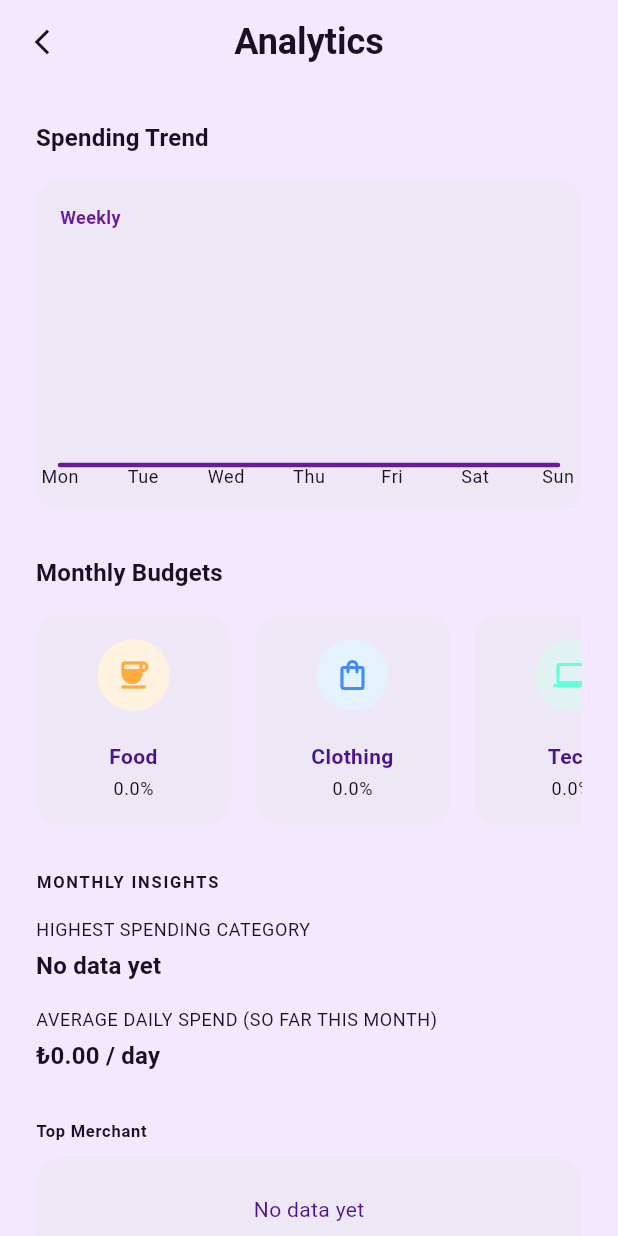
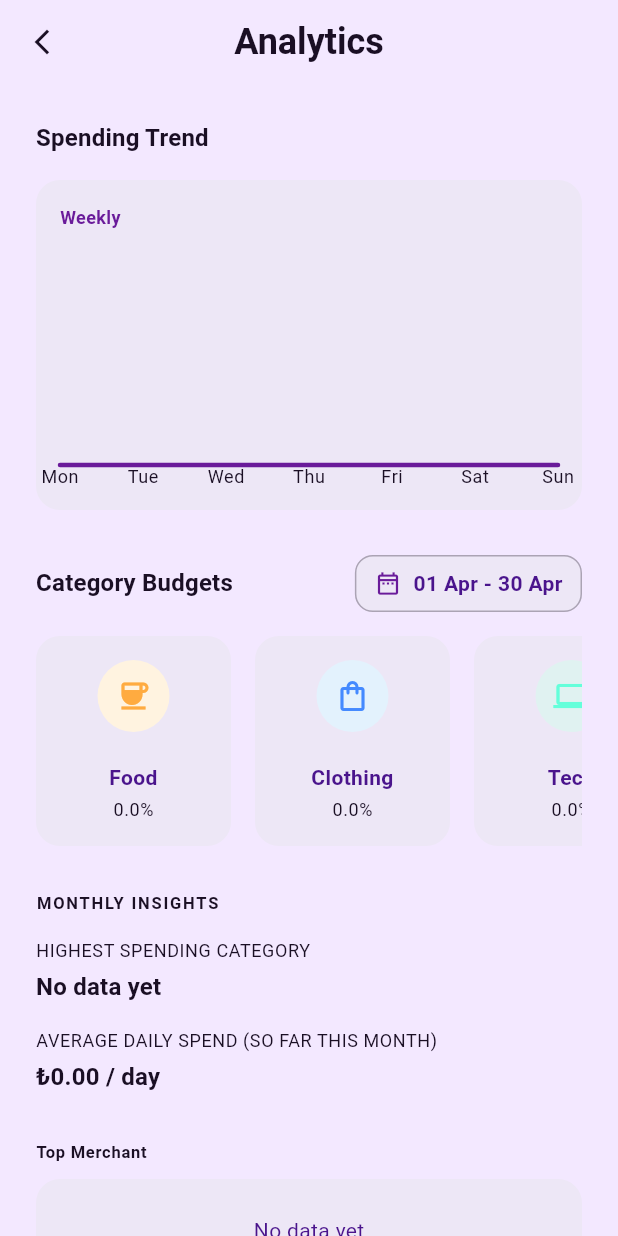
Before and after one commit to ozdogrumerve/digital-receipt-wallet, a Flutter app: the AnalyticsScreen screen opened directly, on a phone screen of 412 x 824 dp. Run offline on Flutter 3.47's test engine with Material 3 defaults, Android fonts, the phone set to English and light mode, and no system bars; drawn by our look-alikes of fl_chart; our stand-ins replace cloud_firestore, file_picker, firebase_auth, firebase_core, firebase_messaging, flutter_dotenv and 5 more; missing offline and left inert: pdfx; accounts and stored records are empty.

Commit message:
monthly budgets changed to category budget and data range implemented

```diff
--- a/lib/screens/analytics_screen.dart
+++ b/lib/screens/analytics_screen.dart
@@ -3,6 +3,7 @@ import 'package:flutter/material.dart';
 import 'package:fl_chart/fl_chart.dart';
 import 'package:cloud_firestore/cloud_firestore.dart';
 import 'package:firebase_auth/firebase_auth.dart';
+import 'package:intl/intl.dart';
 import '../models/receipt_model.dart';
 
 class AnalyticsScreen extends StatefulWidget {
@@ -39,6 +40,8 @@ class _AnalyticsScreenState extends State<AnalyticsScreen> {
   late DateTime _weekStart;
   late DateTime _monthStart;
   late DateTime _monthEnd;
+  DateTimeRange? _selectedRange;
+
 
   @override
   void initState() {
@@ -57,6 +60,11 @@ class _AnalyticsScreenState extends State<AnalyticsScreen> {
     // Ay başı/sonu
     _monthStart = DateTime(now.year, now.month, 1);
     _monthEnd = DateTime(now.year, now.month + 1, 1);
+
+    _selectedRange = DateTimeRange(
+      start: _monthStart,
+      end: _monthEnd.subtract(const Duration(days: 1)),
+    );
 
     final ref = FirebaseFirestore.instance
         .collection('users')
@@ -97,6 +105,52 @@ class _AnalyticsScreenState extends State<AnalyticsScreen> {
         .map((snap) => snap.docs
             .map((d) => ReceiptModel.fromMap(d.id, d.data()))
             .toList());
+  }
+
+  // Filtreleme için tarih aralığı seçimi
+  Future<void> _pickDateRange() async {
+    final picked = await showDateRangePicker(
+      context: context,
+      firstDate: DateTime(2020),
+      lastDate: DateTime(2100),
+      initialDateRange: _selectedRange,
+    );
+
+    if (picked == null) return;
+
+    final user = FirebaseAuth.instance.currentUser;
+    if (user == null) return;
+
+    final start = DateTime(
+      picked.start.year,
+      picked.start.month,
+      picked.start.day,
+    );
+
+    final endExclusive = DateTime(
+      picked.end.year,
+      picked.end.month,
+      picked.end.day + 1,
+    );
+
+    final ref = FirebaseFirestore.instance
+        .collection('users')
+        .doc(user.uid)
+        .collection('transactions');
+
+    setState(() {
+      _selectedRange = picked;
+      _monthStart = start;
+      _monthEnd = endExclusive;
+
+      _monthlyTransactionsStream = ref
+          .where('date', isGreaterThanOrEqualTo: Timestamp.fromDate(_monthStart))
+          .where('date', isLessThan: Timestamp.fromDate(_monthEnd))
+          .snapshots()
+          .map((snap) => snap.docs
+              .map((d) => ReceiptModel.fromMap(d.id, d.data()))
+              .toList());
+    });
   }
 
   // Aylık veriden türetilen analiz sonuçları
@@ -323,9 +377,45 @@ class _AnalyticsScreenState extends State<AnalyticsScreen> {
                 const SizedBox(height: 30),
 
                 // ── Monthly Budgets ──────────────────────────────
-                Text('Monthly Budgets',
-                    style: textTheme.titleMedium
-                        ?.copyWith(fontWeight: FontWeight.bold)),
+                Row(
+                  mainAxisAlignment: MainAxisAlignment.spaceBetween,
+                  children: [
+                    Text(
+                      'Category Budgets',
+                      style: textTheme.titleMedium?.copyWith(fontWeight: FontWeight.bold),
+                    ),
+                    InkWell(
+                      onTap: _pickDateRange,
+                      borderRadius: BorderRadius.circular(12),
+                      child: Container(
+                        padding: const EdgeInsets.symmetric(horizontal: 12, vertical: 8),
+                        decoration: BoxDecoration(
+                          color: colorScheme.surface,
+                          borderRadius: BorderRadius.circular(12),
+                          border: Border.all(color: colorScheme.outline.withAlpha(80)),
+                        ),
+                        child: Row(
+                          children: [
+                            Icon(
+                              Icons.date_range_outlined,
+                              size: 18,
+                              color: colorScheme.primary,
+                            ),
+                            const SizedBox(width: 8),
+                            Text(
+                              _selectedRange == null
+                                  ? 'Select range'
+                                  : '${DateFormat('dd MMM').format(_selectedRange!.start)} - ${DateFormat('dd MMM').format(_selectedRange!.end)}',
+                              style: textTheme.bodyMedium?.copyWith(
+                                fontWeight: FontWeight.w600,
+                              ),
+                            ),
+                          ],
+                        ),
+                      ),
+                    ),
+                  ],
+                ),
                 const SizedBox(height: 16),
 
                 SizedBox(
```
